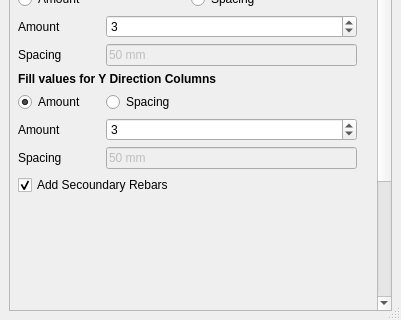
Qt form FootingReinforcement/Columns.ui (amrit3701/FreeCAD-Reinforcement) before a commit; both pictures show x 0 to 401 and y 251 to 571 of the 401 by 571 pixel window.
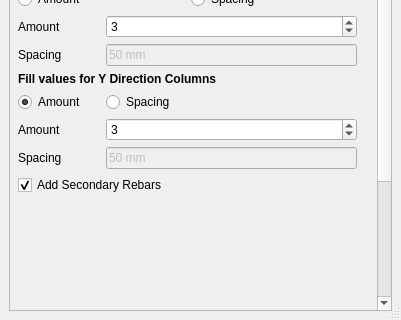
The same form after that commit. Custom widgets are drawn as their Qt base class.

Commit message:
Set axis of footing column matrix as freeCAD axis
- Set x and y axies of column metrix in footing to add column in footing
  as per freeCAD x and y axis in display

Diff of the .ui file:
```diff
--- a/FootingReinforcement/Columns.ui
+++ b/FootingReinforcement/Columns.ui
@@ -378,7 +378,7 @@
            <bool>true</bool>
           </property>
           <property name="text">
-           <string>Add Secoundary Rebars</string>
+           <string>Add Secondary Rebars</string>
           </property>
           <property name="checked">
            <bool>true</bool>
```
The commit also changes 2 other files.
